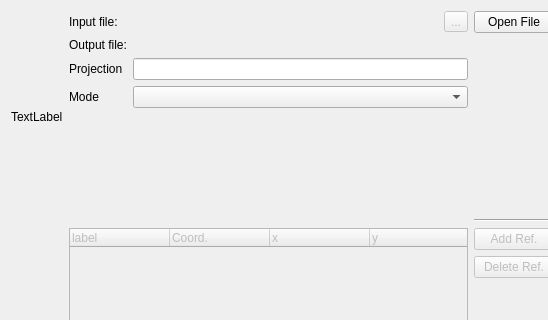
ntruchsess/QLandkarteGT, file src/ICreateMapGeoTiff.ui: the form before one commit; both pictures show x 0 to 548 and y 0 to 320 of the 1123 by 688 pixel window.
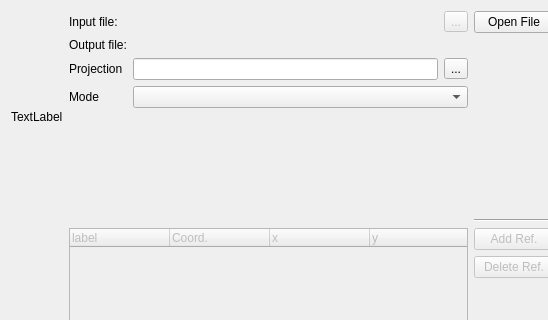
The form after the commit.

```diff
--- a/src/ICreateMapGeoTiff.ui
+++ b/src/ICreateMapGeoTiff.ui
@@ -95,7 +95,24 @@
         </widget>
        </item>
        <item row="2" column="1" >
-        <widget class="QLineEdit" name="lineProjection" />
+        <layout class="QHBoxLayout" >
+         <item>
+          <widget class="QLineEdit" name="lineProjection" />
+         </item>
+         <item>
+          <widget class="QToolButton" name="toolProjWizard" >
+           <property name="toolTip" >
+            <string>&lt;html>&lt;head>&lt;meta name="qrichtext" content="1" />&lt;style type="text/css">
+p, li { white-space: pre-wrap; }
+&lt;/style>&lt;/head>&lt;body style=" font-family:'URW Gothic L'; font-size:9pt; font-weight:200; font-style:normal;">
+&lt;p style=" margin-top:0px; margin-bottom:0px; margin-left:0px; margin-right:0px; -qt-block-indent:0; text-indent:0px;">Projection Wizard&lt;/p>&lt;/body>&lt;/html></string>
+           </property>
+           <property name="text" >
+            <string>...</string>
+           </property>
+          </widget>
+         </item>
+        </layout>
        </item>
        <item row="3" column="0" >
         <widget class="QLabel" name="label_4" >
```
